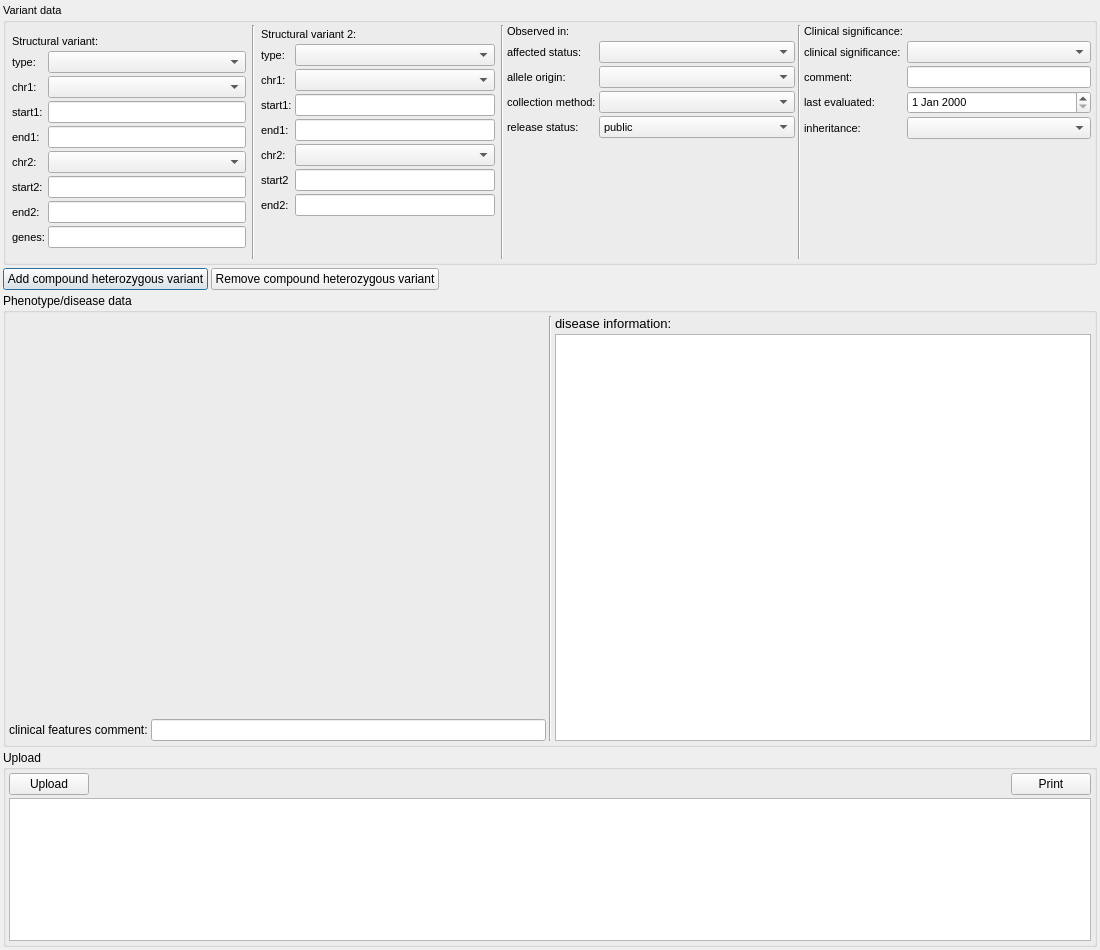
The window that src/GSvar/ClinvarUploadDialog.ui (imgag/ngs-bits) describes before a commit, drawn with Qt 5.
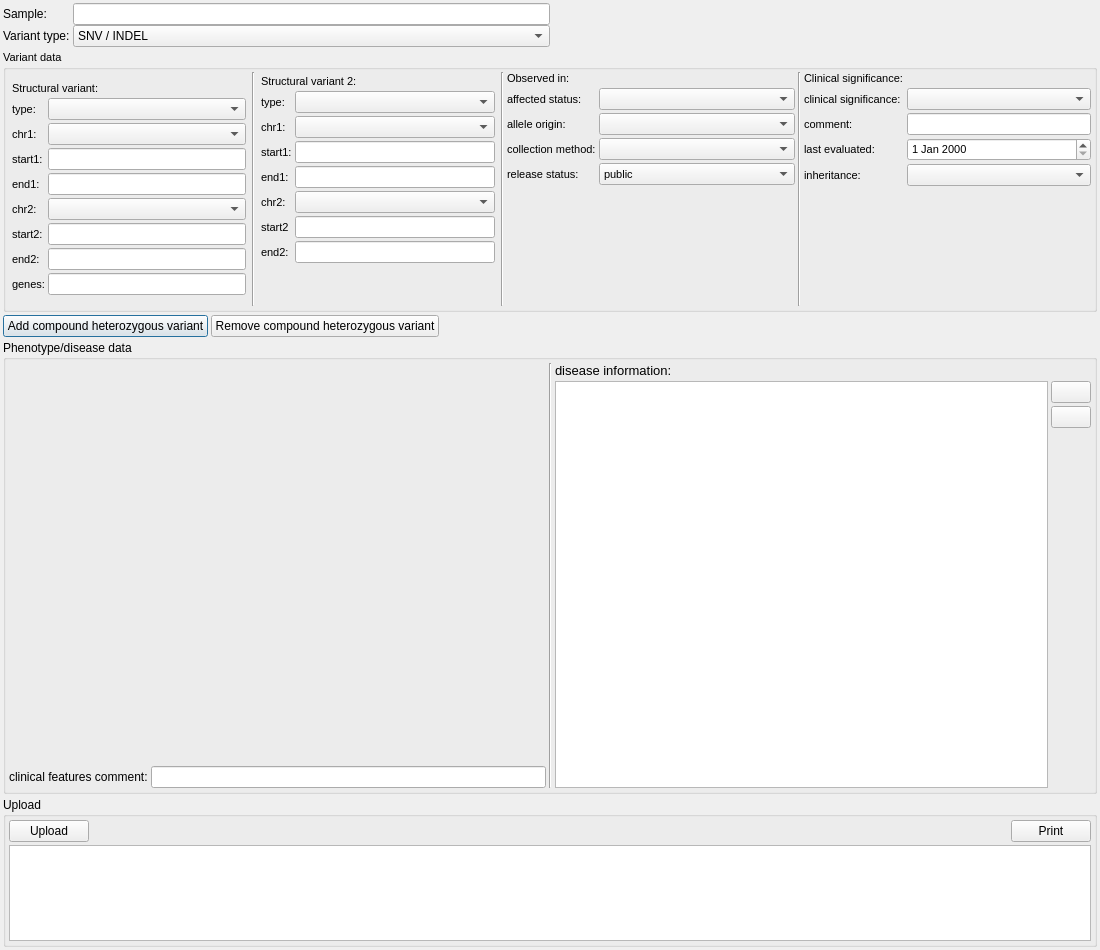
The same window after the commit. Icons and pictures are not drawn. Custom widgets are drawn as their Qt base class.

Commit message:
src/GSvar/ClinvarUploadDialog.*: added support for manual upload
src/GSvar/MainWindow.*: added manual ClinVar upload

src/GSvar/PublishedVariantsWidget.*: added support for manual upload

src/cppNGSD/NGSD.*: added functions to log manual ClinVar upload in NGSD

Diff of the .ui file:
```diff
--- a/src/GSvar/ClinvarUploadDialog.ui
+++ b/src/GSvar/ClinvarUploadDialog.ui
@@ -19,7 +19,7 @@
   <property name="windowTitle">
    <string>ClinVar variant publication</string>
   </property>
-  <layout class="QVBoxLayout" name="verticalLayout_3" stretch="0,0,1,1">
+  <layout class="QVBoxLayout" name="verticalLayout_3" stretch="0,0,0,1,1">
    <property name="spacing">
     <number>3</number>
    </property>
@@ -35,6 +35,80 @@
    <property name="bottomMargin">
     <number>3</number>
    </property>
+   <item>
+    <widget class="QWidget" name="w_var_type" native="true">
+     <layout class="QHBoxLayout" name="horizontalLayout_5">
+      <property name="spacing">
+       <number>0</number>
+      </property>
+      <property name="leftMargin">
+       <number>0</number>
+      </property>
+      <property name="topMargin">
+       <number>0</number>
+      </property>
+      <property name="rightMargin">
+       <number>0</number>
+      </property>
+      <property name="bottomMargin">
+       <number>0</number>
+      </property>
+      <item>
+       <layout class="QFormLayout" name="formLayout">
+        <item row="0" column="0">
+         <widget class="QLabel" name="label_49">
+          <property name="text">
+           <string>Sample:</string>
+          </property>
+         </widget>
+        </item>
+        <item row="0" column="1">
+         <widget class="DBSelector" name="le_sample"/>
+        </item>
+        <item row="1" column="0">
+         <widget class="QLabel" name="label_14">
+          <property name="text">
+           <string>Variant type: </string>
+          </property>
+         </widget>
+        </item>
+        <item row="1" column="1">
+         <widget class="QComboBox" name="cb_var_type">
+          <item>
+           <property name="text">
+            <string>SNV / INDEL</string>
+           </property>
+          </item>
+          <item>
+           <property name="text">
+            <string>CNV</string>
+           </property>
+          </item>
+          <item>
+           <property name="text">
+            <string>SV</string>
+           </property>
+          </item>
+         </widget>
+        </item>
+       </layout>
+      </item>
+      <item>
+       <spacer name="horizontalSpacer_3">
+        <property name="orientation">
+         <enum>Qt::Horizontal</enum>
+        </property>
+        <property name="sizeHint" stdset="0">
+         <size>
+          <width>40</width>
+          <height>20</height>
+         </size>
+        </property>
+       </spacer>
+      </item>
+     </layout>
+    </widget>
+   </item>
    <item>
     <widget class="QGroupBox" name="groupBox_3">
      <property name="font">
@@ -1161,14 +1235,66 @@
          </widget>
         </item>
         <item>
-         <widget class="QTableWidget" name="tw_disease_info">
-          <property name="editTriggers">
-           <set>QAbstractItemView::NoEditTriggers</set>
-          </property>
-          <attribute name="verticalHeaderVisible">
-           <bool>false</bool>
-          </attribute>
-         </widget>
+         <layout class="QHBoxLayout" name="horizontalLayout_6">
+          <item>
+           <widget class="QTableWidget" name="tw_disease_info">
+            <property name="editTriggers">
+             <set>QAbstractItemView::NoEditTriggers</set>
+            </property>
+            <attribute name="verticalHeaderVisible">
+             <bool>false</bool>
+            </attribute>
+           </widget>
+          </item>
+          <item>
+           <layout class="QVBoxLayout" name="verticalLayout_4">
+            <item>
+             <widget class="QPushButton" name="btn_add_disease_info">
+              <property name="toolTip">
+               <string>Add disease information entry.</string>
+              </property>
+              <property name="text">
+               <string/>
+              </property>
+              <property name="icon">
+               <iconset resource="GSvar.qrc">
+                <normaloff>:/Icons/Add.png</normaloff>:/Icons/Add.png</iconset>
+              </property>
+             </widget>
+            </item>
+            <item>
+             <widget class="QPushButton" name="btn_delete_disease_info">
+              <property name="enabled">
+               <bool>true</bool>
+              </property>
+              <property name="toolTip">
+               <string>Remove currently selected entry.</string>
+              </property>
+              <property name="text">
+               <string/>
+              </property>
+              <property name="icon">
+               <iconset resource="GSvar.qrc">
+                <normaloff>:/Icons/Remove.png</normaloff>:/Icons/Remove.png</iconset>
+              </property>
+             </widget>
+            </item>
+            <item>
+             <spacer name="verticalSpacer_9">
+              <property name="orientation">
+               <enum>Qt::Vertical</enum>
+              </property>
+              <property name="sizeHint" stdset="0">
+               <size>
+                <width>20</width>
+                <height>40</height>
+               </size>
+              </property>
+             </spacer>
+            </item>
+           </layout>
+          </item>
+         </layout>
         </item>
        </layout>
       </item>
@@ -1248,6 +1374,11 @@
    <header>PhenotypeSelectionWidget.h</header>
    <container>1</container>
   </customwidget>
+  <customwidget>
+   <class>DBSelector</class>
+   <extends>QLineEdit</extends>
+   <header>DBSelector.h</header>
+  </customwidget>
  </customwidgets>
  <resources/>
  <connections/>
```
Left out of the diff: 63 changed lines with no effect on the pictures. The commit also changes 12 other files.
